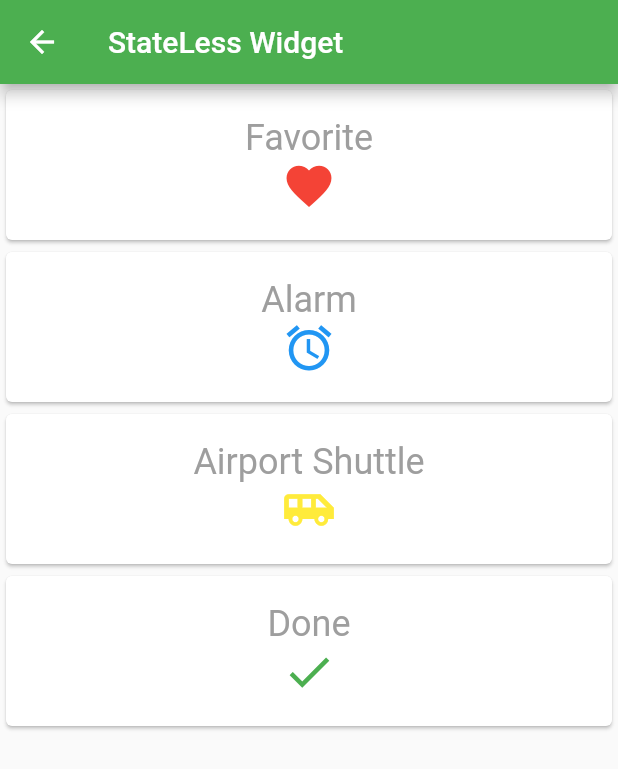
After one commit to Santosh07/flutter-nisrulz-examples, a Flutter app: the StateLessWidgetScreen screen opened by its route, on a phone screen of 412 x 824 dp. The commit adds this screen. Shown: the top 769 px of the screen. Run offline on Flutter 3.47's test engine with Material 2 defaults, Android fonts, the phone set to English and light mode, and no system bars.

Commit message:
added stateless widgets

```diff
--- a/lib/list_screen.dart
+++ b/lib/list_screen.dart
@@ -1,15 +1,17 @@
 import 'package:flutter/material.dart';
 import 'package:nisrulz_examples/ScreenData.dart';
+import 'package:nisrulz_examples/screens/stateless_widget_screen.dart';
 
 import 'screens/simple_material_app_screen.dart';
-import 'screens/using_theme.dart';
+import 'screens/using_theme_screen.dart';
 
 class ListScreen extends StatelessWidget {
   @override
   Widget build(BuildContext context) {
     final listOfScreenData = <ScreenData>[
       ScreenData(SimpleMaterialAppScreen.title, SimpleMaterialAppScreen.route),
-      ScreenData(UsingThemeScreen.title , UsingThemeScreen.route)
+      ScreenData(UsingThemeScreen.title, UsingThemeScreen.route),
+      ScreenData(StateLessWidgetScreen.title, StateLessWidgetScreen.route)
     ];
 
     return Scaffold(
@@ -23,10 +25,7 @@ class ListScreen extends StatelessWidget {
           child: Card(
             child: Padding(
               padding: const EdgeInsets.all(16.0),
-              child: Center(
-                child: Text(
-                  listOfScreenData[index].title)
-                ),
+              child: Center(child: Text(listOfScreenData[index].title)),
             ),
           ),
         );
--- a/lib/main.dart
+++ b/lib/main.dart
@@ -1,8 +1,9 @@
 import 'package:flutter/material.dart';
 import 'package:nisrulz_examples/list_screen.dart';
-import 'package:nisrulz_examples/screens/using_theme.dart';
+import 'package:nisrulz_examples/screens/stateless_widget_screen.dart';
 
 import 'screens/simple_material_app_screen.dart';
+import 'screens/using_theme_screen.dart';
 
 void main() {
   runApp(MaterialApp(
@@ -15,7 +16,8 @@ void main() {
     initialRoute: "/",
     routes: {
       SimpleMaterialAppScreen.route : (context) => SimpleMaterialAppScreen(),
-      UsingThemeScreen.route: (context) => UsingThemeScreen()
+      UsingThemeScreen.route: (context) => UsingThemeScreen(),
+      StateLessWidgetScreen.route: (context) => StateLessWidgetScreen()
     },
   ));
 }
--- /dev/null
+++ b/lib/screens/stateless_widget_screen.dart
@@ -0,0 +1,59 @@
+import 'package:flutter/material.dart';
+
+class StateLessWidgetScreen extends StatelessWidget {
+  static const title = "StateLess Widget";
+  static const route = "/statelessWidget";
+
+  @override
+  Widget build(BuildContext context) {
+
+    return Scaffold(
+      appBar: AppBar(
+        title: Text(title),
+      ),
+      body: Column(
+        children: <Widget>[
+          MyCard(name: "Favorite", iconData: Icons.favorite, iconColor: Colors.red,),
+          MyCard(name: "Alarm", iconData: Icons.alarm, iconColor: Colors.blue),
+          MyCard(name: "Airport Shuttle", iconData: Icons.airport_shuttle, iconColor: Colors.yellow),
+          MyCard(name: "Done", iconData: Icons.done, iconColor: Colors.green)
+        ],
+      ),
+    );
+  }
+}
+
+class MyCard extends StatelessWidget {
+  final String name;
+  final IconData iconData;
+  final Color iconColor;
+
+  MyCard({this.name, this.iconData, @required this.iconColor});
+
+  @override
+  Widget build(BuildContext context) {
+    return Card(
+      child: Container(
+        padding: const EdgeInsets.all(16),
+        height: 100,
+        child: Center(
+          child: Column(
+            mainAxisAlignment: MainAxisAlignment.center,
+            children: <Widget>[
+              Text(name,
+                style: TextStyle(
+                  fontSize: 24,
+                  color: Colors.grey
+                  )
+              ),
+              Icon(iconData,
+                color: iconColor,
+                size: 36,
+              )
+            ],
+          ),
+        ),
+      ),
+    );
+  }
+}
```
Also changed, not shown: lib/screens/using_theme_screen.dart (renamed from lib/screens/using_theme.dart), 1 other file.
